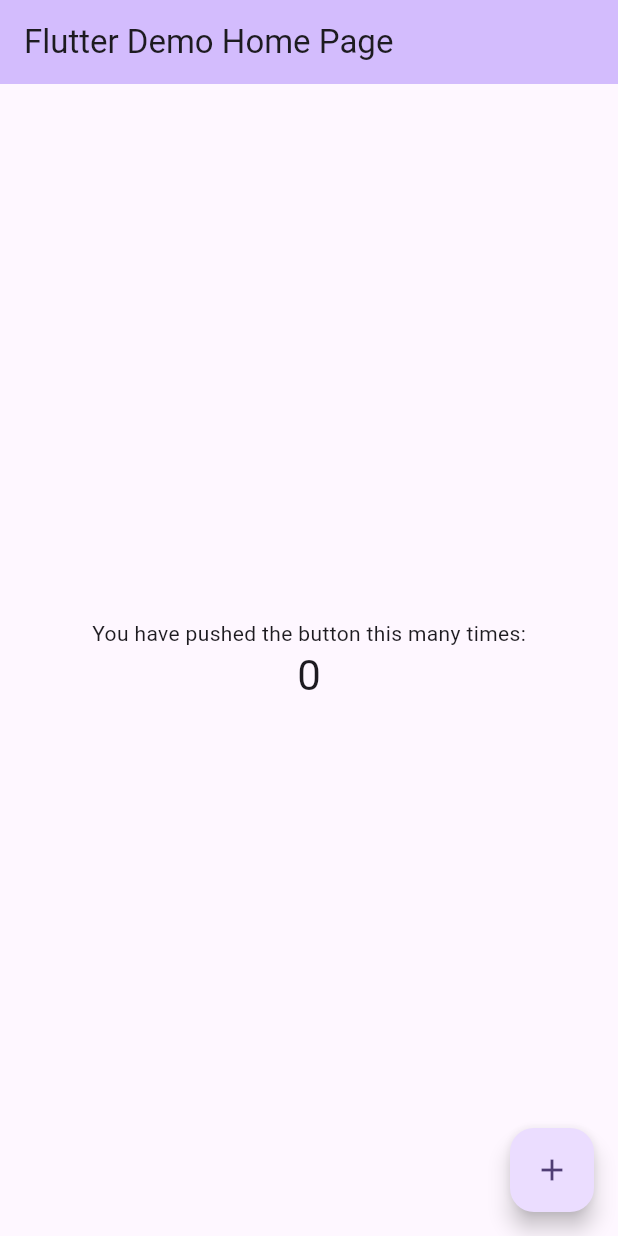
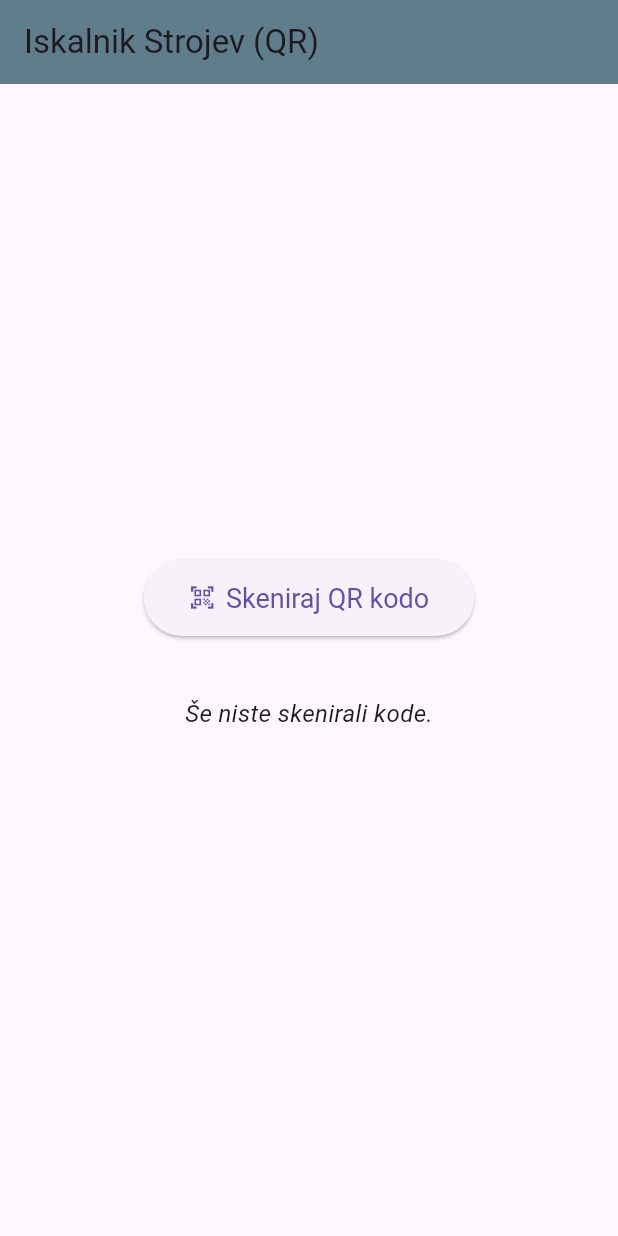
Before and after one commit to MikeDQG/refin-track-mobile, a Flutter app: the screen it shows after launch, on a phone screen of 412 x 824 dp. Run offline on Flutter 3.47's test engine with Material 3 defaults, Android fonts, the phone set to English and light mode, and no system bars; our stand-ins replace cloud_firestore, firebase_core; missing offline and left inert: qr_code_scanner; accounts and stored records are empty.

Commit message:
1. impl. + DPU

```diff
--- a/app/lib/main.dart
+++ b/app/lib/main.dart
@@ -1,122 +1,40 @@
 import 'package:flutter/material.dart';
+import 'package:firebase_core/firebase_core.dart';
+import 'screens/home_screen.dart';
 
-void main() {
+// OPOMBA: Tukaj moraš dodati konfiguracijo za Firebase,
+// ki jo dobiš ob nastavitvi projekta (npr. firebase_options.dart).
+// Za poenostavitev predpostavljam, da je inicializacija pravilna.
+
+void main() async {
+  WidgetsFlutterBinding.ensureInitialized();
+
+  // Inicializacija Firebase
+  // Če uporabljaš FlutterFire CLI, bo to izgledalo nekako takole:
+  // await Firebase.initializeApp(
+  //   options: DefaultFirebaseOptions.currentPlatform,
+  // );
+
+  // Za testiranje brez dejanske konfiguracije lahko to zakomentiraš,
+  // vendar poizvedba na bazo ne bo delovala.
+
+  // await Firebase.initializeApp();
+
   runApp(const MyApp());
 }
 
 class MyApp extends StatelessWidget {
   const MyApp({super.key});
 
-  // This widget is the root of your application.
   @override
   Widget build(BuildContext context) {
     return MaterialApp(
-      title: 'Flutter Demo',
+      title: 'QR Iskalnik Strojev',
       theme: ThemeData(
-        // This is the theme of your application.
-        //
-        // TRY THIS: Try running your application with "flutter run". You'll see
-        // the application has a purple toolbar. Then, without quitting the app,
-        // try changing the seedColor in the colorScheme below to Colors.green
-        // and then invoke "hot reload" (save your changes or press the "hot
-        // reload" button in a Flutter-supported IDE, or press "r" if you used
-        // the command line to start the app).
-        //
-        // Notice that the counter didn't reset back to zero; the application
-        // state is not lost during the reload. To reset the state, use hot
-        // restart instead.
-        //
-        // This works for code too, not just values: Most code changes can be
-        // tested with just a hot reload.
-        colorScheme: ColorScheme.fromSeed(seedColor: Colors.deepPurple),
+        primarySwatch: Colors.blueGrey,
+        useMaterial3: true,
       ),
-      home: const MyHomePage(title: 'Flutter Demo Home Page'),
+      home: const HomeScreen(),
     );
   }
 }
-
-class MyHomePage extends StatefulWidget {
-  const MyHomePage({super.key, required this.title});
-
-  // This widget is the home page of your application. It is stateful, meaning
-  // that it has a State object (defined below) that contains fields that affect
-  // how it looks.
-
-  // This class is the configuration for the state. It holds the values (in this
-  // case the title) provided by the parent (in this case the App widget) and
-  // used by the build method of the State. Fields in a Widget subclass are
-  // always marked "final".
-
-  final String title;
-
-  @override
-  State<MyHomePage> createState() => _MyHomePageState();
-}
-
-class _MyHomePageState extends State<MyHomePage> {
-  int _counter = 0;
-
-  void _incrementCounter() {
-    setState(() {
-      // This call to setState tells the Flutter framework that something has
-      // changed in this State, which causes it to rerun the build method below
-      // so that the display can reflect the updated values. If we changed
-      // _counter without calling setState(), then the build method would not be
-      // called again, and so nothing would appear to happen.
-      _counter++;
-    });
-  }
-
-  @override
-  Widget build(BuildContext context) {
-    // This method is rerun every time setState is called, for instance as done
-    // by the _incrementCounter method above.
-    //
-    // The Flutter framework has been optimized to make rerunning build methods
-    // fast, so that you can just rebuild anything that needs updating rather
-    // than having to individually change instances of widgets.
-    return Scaffold(
-      appBar: AppBar(
-        // TRY THIS: Try changing the color here to a specific color (to
-        // Colors.amber, perhaps?) and trigger a hot reload to see the AppBar
-        // change color while the other colors stay the same.
-        backgroundColor: Theme.of(context).colorScheme.inversePrimary,
-        // Here we take the value from the MyHomePage object that was created by
-        // the App.build method, and use it to set our appbar title.
-        title: Text(widget.title),
-      ),
-      body: Center(
-        // Center is a layout widget. It takes a single child and positions it
-        // in the middle of the parent.
-        child: Column(
-          // Column is also a layout widget. It takes a list of children and
-          // arranges them vertically. By default, it sizes itself to fit its
-          // children horizontally, and tries to be as tall as its parent.
-          //
-          // Column has various properties to control how it sizes itself and
-          // how it positions its children. Here we use mainAxisAlignment to
-          // center the children vertically; the main axis here is the vertical
-          // axis because Columns are vertical (the cross axis would be
-          // horizontal).
-          //
-          // TRY THIS: Invoke "debug painting" (choose the "Toggle Debug Paint"
-          // action in the IDE, or press "p" in the console), to see the
-          // wireframe for each widget.
-          mainAxisAlignment: MainAxisAlignment.center,
-          children: <Widget>[
-            const Text('You have pushed the button this many times:'),
-            Text(
-              '$_counter',
-              style: Theme.of(context).textTheme.headlineMedium,
-            ),
-          ],
-        ),
-      ),
-      floatingActionButton: FloatingActionButton(
-        onPressed: _incrementCounter,
-        tooltip: 'Increment',
-        child: const Icon(Icons.add),
-      ), // This trailing comma makes auto-formatting nicer for build methods.
-    );
-  }
-}
--- /dev/null
+++ b/app/lib/screens/home_screen.dart
@@ -0,0 +1,111 @@
+import 'package:flutter/material.dart';
+import '../services/firebase_service.dart';
+import 'scanner_screen.dart';
+
+class HomeScreen extends StatefulWidget {
+  const HomeScreen({super.key});
+
+  @override
+  State<HomeScreen> createState() => _HomeScreenState();
+}
+
+class _HomeScreenState extends State<HomeScreen> {
+  final FirebaseService _firebaseService = FirebaseService();
+  String _scanResult = 'Še niste skenirali kode.';
+  Map<String, dynamic>? _machineData;
+  bool _isLoading = false;
+
+  // Asinhrona funkcija za skeniranje in poizvedbo
+  void _scanAndQuery() async {
+    // 1. Pojdi na zaslon za skeniranje in čakaj na rezultat
+    final result = await Navigator.push(
+      context,
+      MaterialPageRoute(builder: (context) => const ScannerScreen()),
+    );
+
+    if (result != null && result is String) {
+      setState(() {
+        _scanResult = 'Skenirana koda: $result';
+        _isLoading = true;
+        _machineData = null;
+      });
+
+      // 2. Poizvedba na Firebase
+      final data = await _firebaseService.getMachineDetails(result);
+
+      // 3. Posodobi stanje
+      setState(() {
+        _isLoading = false;
+        _machineData = data;
+      });
+    } else {
+      setState(() {
+        _scanResult = 'Skeniranje preklicano ali neuspešno.';
+      });
+    }
+  }
+
+  @override
+  Widget build(BuildContext context) {
+    return Scaffold(
+      appBar: AppBar(
+        title: const Text('Iskalnik Strojev (QR)'),
+        backgroundColor: Colors.blueGrey,
+      ),
+      body: Center(
+        child: Padding(
+          padding: const EdgeInsets.all(16.0),
+          child: Column(
+            mainAxisAlignment: MainAxisAlignment.center,
+            children: <Widget>[
+              ElevatedButton.icon(
+                onPressed: _scanAndQuery,
+                icon: const Icon(Icons.qr_code_scanner),
+                label: const Text('Skeniraj QR kodo'),
+                style: ElevatedButton.styleFrom(
+                  padding: const EdgeInsets.symmetric(horizontal: 30, vertical: 15),
+                  textStyle: const TextStyle(fontSize: 18),
+                ),
+              ),
+              const SizedBox(height: 40),
+
+              // Prikaz rezultata skeniranja
+              Text(_scanResult, style: const TextStyle(fontSize: 16, fontStyle: FontStyle.italic)),
+              const SizedBox(height: 20),
+
+              // Prikaz stanja nalaganja ali podatkov
+              if (_isLoading)
+                const CircularProgressIndicator()
+              else if (_machineData != null)
+                // Prikaz podatkov stroja
+                Card(
+                  elevation: 4,
+                  child: Padding(
+                    padding: const EdgeInsets.all(16.0),
+                    child: Column(
+                      crossAxisAlignment: CrossAxisAlignment.start,
+                      children: [
+                        const Text('Podatki o stroju:', style: TextStyle(fontSize: 20, fontWeight: FontWeight.bold)),
+                        const Divider(),
+                        ..._machineData!.entries.map((entry) => Padding(
+                          padding: const EdgeInsets.symmetric(vertical: 4.0),
+                          child: Text('${entry.key}: ${entry.value}', style: const TextStyle(fontSize: 16)),
+                        )).toList(),
+                      ],
+                    ),
+                  ),
+                )
+              else if (_scanResult.contains('Skenirana koda'))
+                // Prikaz, če koda ni najdena
+                const Text(
+                  'Stroj s to kodo ni najden v bazi.',
+                  style: TextStyle(color: Colors.red, fontSize: 16),
+                  textAlign: TextAlign.center,
+                ),
+            ],
+          ),
+        ),
+      ),
+    );
+  }
+}
--- a/app/pubspec.yaml
+++ b/app/pubspec.yaml
@@ -34,6 +34,9 @@ dependencies:
   # The following adds the Cupertino Icons font to your application.
   # Use with the CupertinoIcons class for iOS style icons.
   cupertino_icons: ^1.0.8
+  qr_code_scanner: ^1.0.1
+  firebase_core: ^2.24.2
+  cloud_firestore: ^4.13.6
 
 dev_dependencies:
   flutter_test:
```
Also changed, not shown: app/lib/screens/scanner_screen.dart (added, +68 -0 lines), app/lib/services/firebase_service.dart (added, +31 -0 lines), app/pubspec.lock, docs/DPU.drawio.png (added), 4 other files.
